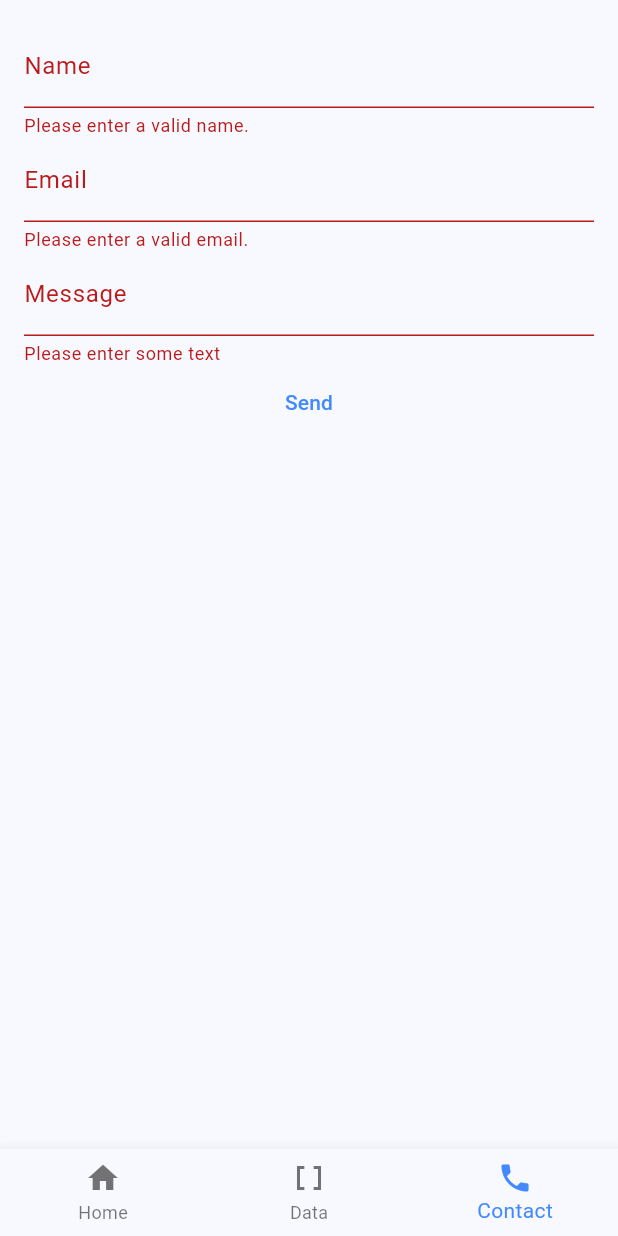
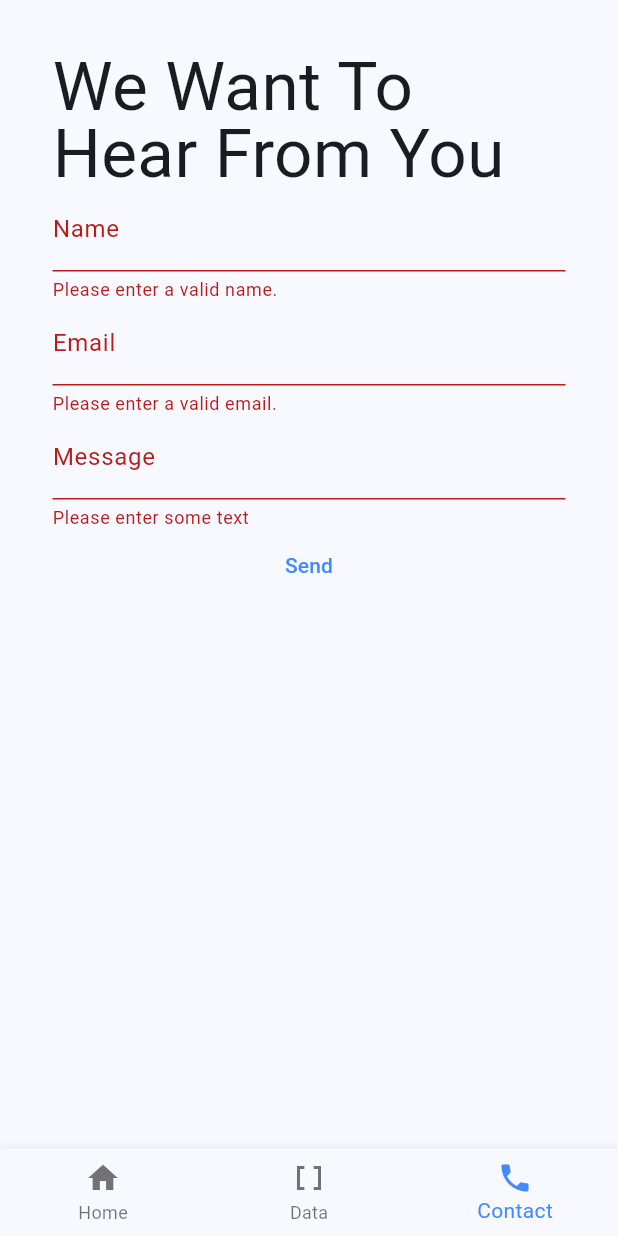
Before and after one commit to kase0016/Flutter-Navigation-App, a Flutter app: the screen it shows after launch, item 3 of the bottom bar chosen, on a phone screen of 412 x 824 dp. Run offline on Flutter 3.47's test engine with Material 3 defaults, Android fonts, the phone set to English and light mode, and no system bars; network calls fail.

Commit message:
fixing styling on form

```diff
--- a/flutter_application_2/lib/screens/contact.dart
+++ b/flutter_application_2/lib/screens/contact.dart
@@ -9,13 +9,17 @@ class ContactPage extends StatelessWidget {
   Widget build(BuildContext context) {
     return Scaffold(
         body: SafeArea(
+      child: Center(
           child: Form(
               autovalidateMode: AutovalidateMode.always,
               key: _formStateKey,
               child: Padding(
-                    padding: const EdgeInsets.all(16.0),
+                  padding: const EdgeInsets.all(35.0),
                   child: Column(children: <Widget>[
+                    Text("We Want To Hear From You",
+                        style: TextStyle(fontSize: 45, height: 1)),
                     TextFormField(
+                        keyboardType: TextInputType.text,
                         decoration: const InputDecoration(
                           labelText: 'Name',
                         ),
@@ -61,7 +65,8 @@ class ContactPage extends StatelessWidget {
                             _formStateKey.currentState?.save();
                           } else {}
                         })
-                    ])))));
+                  ])))),
+    ));
   }
 }
 
```
Lines whose indentation alone changed are shown as unchanged.
